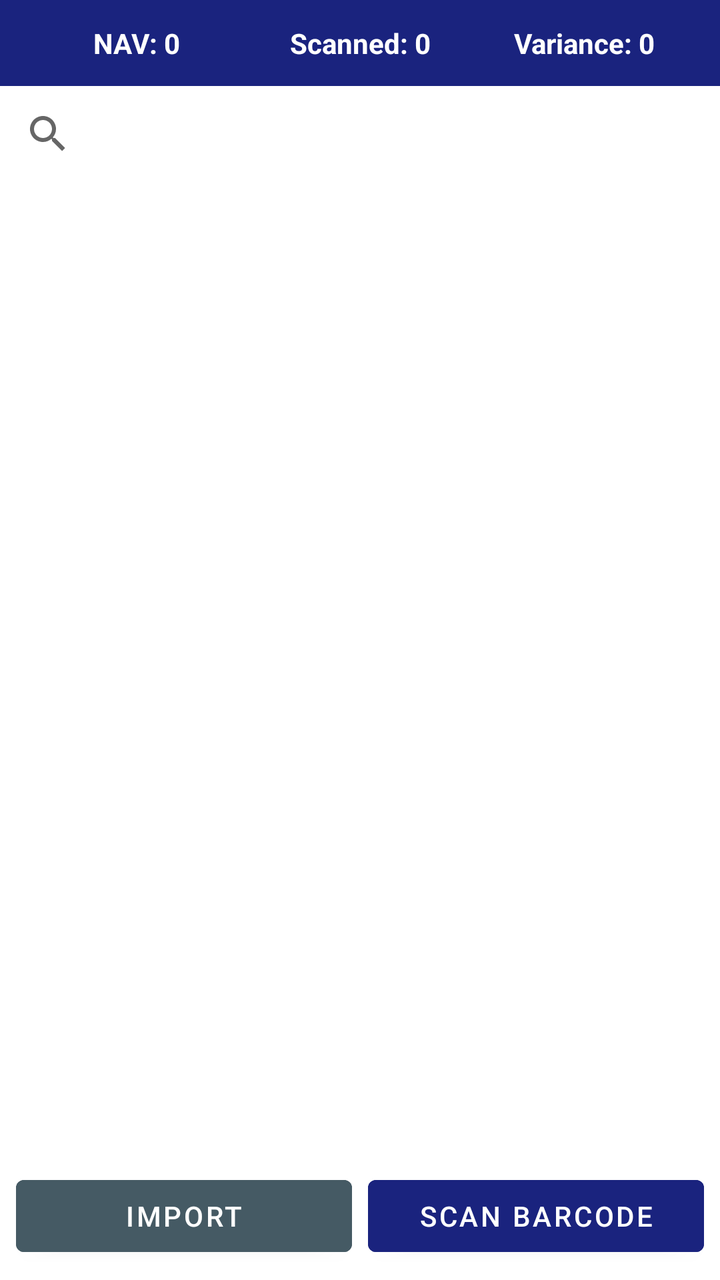
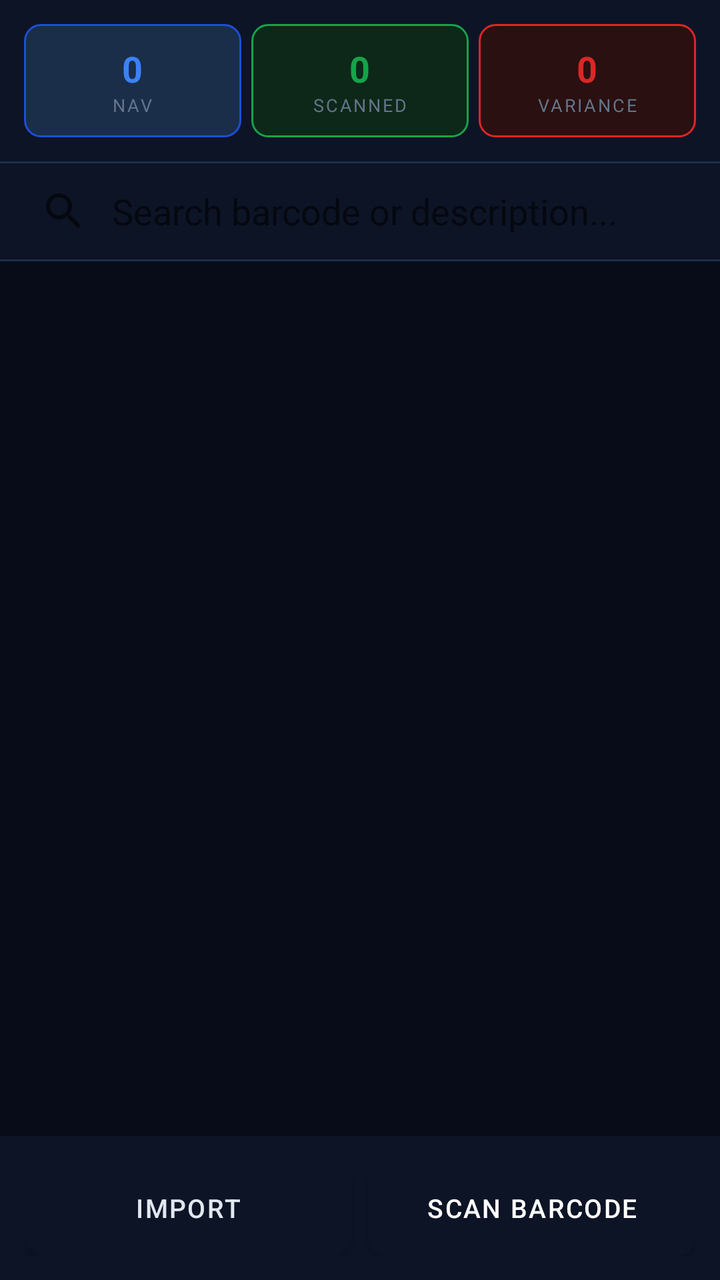

The first picture is an Android layout as it rendered before a commit; the second is the same layout after the commit. The layout source and the unified diff follow.
<!-- AndroidManifest.xml: application theme Theme.RGMCInventory -->
<!-- res/layout/fragment_scanner_inventory.xml -->
<?xml version="1.0" encoding="utf-8"?>
<LinearLayout xmlns:android="http://schemas.android.com/apk/res/android"
    xmlns:app="http://schemas.android.com/apk/res-auto"
    android:layout_width="match_parent"
    android:layout_height="match_parent"
    android:orientation="vertical">

    <LinearLayout
        android:layout_width="match_parent"
        android:layout_height="wrap_content"
        android:orientation="horizontal"
        android:background="#1A237E"
        android:padding="12dp">

        <TextView
            android:id="@+id/tvNavQty"
            android:layout_width="0dp"
            android:layout_height="wrap_content"
            android:layout_weight="1"
            android:text="NAV: 0"
            android:textColor="@android:color/white"
            android:textStyle="bold"
            android:gravity="center"/>

        <TextView
            android:id="@+id/tvScannedQty"
            android:layout_width="0dp"
            android:layout_height="wrap_content"
            android:layout_weight="1"
            android:text="Scanned: 0"
            android:textColor="@android:color/white"
            android:textStyle="bold"
            android:gravity="center"/>

        <TextView
            android:id="@+id/tvVariance"
            android:layout_width="0dp"
            android:layout_height="wrap_content"
            android:layout_weight="1"
            android:text="Variance: 0"
            android:textColor="@android:color/white"
            android:textStyle="bold"
            android:gravity="center"/>
    </LinearLayout>

    <androidx.appcompat.widget.SearchView
        android:id="@+id/searchView"
        android:layout_width="match_parent"
        android:layout_height="wrap_content"
        app:queryHint="Search barcode or description..."/>

    <ProgressBar
        android:id="@+id/progressBar"
        android:layout_width="wrap_content"
        android:layout_height="wrap_content"
        android:layout_gravity="center"
        android:visibility="gone"/>

    <androidx.recyclerview.widget.RecyclerView
        android:id="@+id/rvInventory"
        android:layout_width="match_parent"
        android:layout_height="0dp"
        android:layout_weight="1"/>

    <LinearLayout
        android:layout_width="match_parent"
        android:layout_height="wrap_content"
        android:orientation="horizontal"
        android:padding="8dp">

        <Button
            android:id="@+id/btnImport"
            android:layout_width="0dp"
            android:layout_height="wrap_content"
            android:layout_weight="1"
            android:text="Import"
            android:layout_marginEnd="4dp"
            android:backgroundTint="#455A64"/>

        <Button
            android:id="@+id/btnScan"
            android:layout_width="0dp"
            android:layout_height="wrap_content"
            android:layout_weight="1"
            android:text="Scan Barcode"
            android:layout_marginStart="4dp"
            android:backgroundTint="#1A237E"/>
    </LinearLayout>
</LinearLayout>
<!-- resources referenced by this layout -->
<resources>
  <style name="Theme.RGMCInventory" parent="Theme.MaterialComponents.DayNight.DarkActionBar">
          <item name="colorPrimary">@color/colorPrimary</item>
          <item name="colorPrimaryDark">@color/colorPrimaryDark</item>
          <item name="colorAccent">@color/colorAccent</item>
          <item name="android:statusBarColor">@color/colorPrimaryDark</item>
      </style>
  <color name="colorPrimary">#1A237E</color>
  <color name="colorPrimaryDark">#0D1460</color>
  <color name="colorAccent">#3949AB</color>
</resources>

<!-- the commit's change to res/layout/fragment_scanner_inventory.xml (unified diff, before → after) -->
@@ -3,87 +3,161 @@
     xmlns:app="http://schemas.android.com/apk/res-auto"
     android:layout_width="match_parent"
     android:layout_height="match_parent"
-    android:orientation="vertical">
+    android:orientation="vertical"
+    android:background="@color/colorBackground">
 
+    
     <LinearLayout
         android:layout_width="match_parent"
         android:layout_height="wrap_content"
         android:orientation="horizontal"
-        android:background="#1A237E"
-        android:padding="12dp">
+        android:padding="12dp"
+        android:background="@color/colorSurface">
 
-        <TextView
-            android:id="@+id/tvNavQty"
+        <LinearLayout
             android:layout_width="0dp"
+            android:layout_weight="1"
             android:layout_height="wrap_content"
+            android:orientation="vertical"
+            android:gravity="center"
+            android:background="@drawable/bg_stat_pill_blue"
+            android:padding="10dp"
+            android:layout_marginEnd="5dp">
+
+            <TextView
+                android:id="@+id/tvNavQty"
+                android:layout_width="wrap_content"
+                android:layout_height="wrap_content"
+                android:text="0"
+                android:textColor="@color/colorPrimaryLight"
+                android:textSize="18sp"
+                android:textStyle="bold"/>
+            <TextView
+                android:layout_width="wrap_content"
+                android:layout_height="wrap_content"
+                android:text="NAV"
+                android:textColor="@color/colorTextSecondary"
+                android:textSize="9sp"
+                android:letterSpacing="0.1"/>
+        </LinearLayout>
+
+        <LinearLayout
+            android:layout_width="0dp"
             android:layout_weight="1"
-            android:text="NAV: 0"
-            android:textColor="@android:color/white"
-            android:textStyle="bold"
-            android:gravity="center"/>
+            android:layout_height="wrap_content"
+            android:orientation="vertical"
+            android:gravity="center"
+            android:background="@drawable/bg_stat_pill_green"
+            android:padding="10dp"
+            android:layout_marginEnd="5dp">
 
-        <TextView
-            android:id="@+id/tvScannedQty"
+            <TextView
+                android:id="@+id/tvScannedQty"
+                android:layout_width="wrap_content"
+                android:layout_height="wrap_content"
+                android:text="0"
+                android:textColor="@color/colorPositive"
+                android:textSize="18sp"
+                android:textStyle="bold"/>
+            <TextView
+                android:layout_width="wrap_content"
+                android:layout_height="wrap_content"
+                android:text="SCANNED"
+                android:textColor="@color/colorTextSecondary"
+                android:textSize="9sp"
+                android:letterSpacing="0.1"/>
+        </LinearLayout>
+
+        <LinearLayout
             android:layout_width="0dp"
+            android:layout_weight="1"
             android:layout_height="wrap_content"
-            android:layout_weight="1"
-            android:text="Scanned: 0"
-            android:textColor="@android:color/white"
-            android:textStyle="bold"
-            android:gravity="center"/>
+            android:orientation="vertical"
+            android:gravity="center"
+            android:background="@drawable/bg_stat_pill_red"
+            android:padding="10dp">
 
-        <TextView
-            android:id="@+id/tvVariance"
-            android:layout_width="0dp"
-            android:layout_height="wrap_content"
-            android:layout_weight="1"
-            android:text="Variance: 0"
-            android:textColor="@android:color/white"
-            android:textStyle="bold"
-            android:gravity="center"/>
+            <TextView
+                android:id="@+id/tvVariance"
+                android:layout_width="wrap_content"
+                android:layout_height="wrap_content"
+                android:text="0"
+                android:textColor="@color/colorNegative"
+                android:textSize="18sp"
+                android:textStyle="bold"/>
+            <TextView
+                android:layout_width="wrap_content"
+                android:layout_height="wrap_content"
+                android:text="VARIANCE"
+                android:textColor="@color/colorTextSecondary"
+                android:textSize="9sp"
+                android:letterSpacing="0.1"/>
+        </LinearLayout>
     </LinearLayout>
 
+    
+    <View android:layout_width="match_parent" android:layout_height="1dp" android:background="@color/colorBorder"/>
+
+    
     <androidx.appcompat.widget.SearchView
         android:id="@+id/searchView"
         android:layout_width="match_parent"
         android:layout_height="wrap_content"
-        app:queryHint="Search barcode or description..."/>
+        android:background="@color/colorSurface"
+        app:queryHint="Search barcode or description..."
+        app:iconifiedByDefault="false"
+        app:queryBackground="@null"/>
 
+    <View android:layout_width="match_parent" android:layout_height="1dp" android:background="@color/colorBorder"/>
+
+    
     <ProgressBar
         android:id="@+id/progressBar"
-        android:layout_width="wrap_content"
-        android:layout_height="wrap_content"
-        android:layout_gravity="center"
+        android:layout_width="match_parent"
+        android:layout_height="3dp"
+        style="?android:attr/progressBarStyleHorizontal"
+        android:indeterminate="true"
+        android:indeterminateTint="@color/colorPrimaryLight"
         android:visibility="gone"/>
 
+    
     <androidx.recyclerview.widget.RecyclerView
         android:id="@+id/rvInventory"
         android:layout_width="match_parent"
         android:layout_height="0dp"
-        android:layout_weight="1"/>
+        android:layout_weight="1"
+        android:padding="8dp"
+        android:clipToPadding="false"/>
 
+    
     <LinearLayout
         android:layout_width="match_parent"
         android:layout_height="wrap_content"
         android:orientation="horizontal"
-        android:padding="8dp">
+        android:padding="12dp"
+        android:background="@color/colorSurface">
 
         <Button
             android:id="@+id/btnImport"
             android:layout_width="0dp"
-            android:layout_height="wrap_content"
+            android:layout_height="48dp"
             android:layout_weight="1"
-            android:text="Import"
-            android:layout_marginEnd="4dp"
-            android:backgroundTint="#455A64"/>
+            android:text="IMPORT"
+            android:textColor="@color/colorTextPrimary"
+            android:textSize="13sp"
+            android:letterSpacing="0.06"
+            android:background="@drawable/bg_button_secondary"
+            android:layout_marginEnd="8dp"/>
 
         <Button
             android:id="@+id/btnScan"
             android:layout_width="0dp"
-            android:layout_height="wrap_content"
+            android:layout_height="48dp"
             android:layout_weight="1"
-            android:text="Scan Barcode"
-            android:layout_marginStart="4dp"
-            android:backgroundTint="#1A237E"/>
+            android:text="SCAN BARCODE"
+            android:textColor="@color/white"
+            android:textSize="13sp"
+            android:letterSpacing="0.06"
+            android:background="@drawable/bg_button_primary"/>
     </LinearLayout>
 </LinearLayout>
<!-- resource entries referenced after the edit -->
@@ -1,13 +1,92 @@
 <!-- resources referenced by this layout -->
 <resources>
+  <color name="colorBackground">#080C18</color>
+  <color name="colorBorder">#1A2E4A</color>
+  <color name="colorNegative">#DC2626</color>
+  <color name="colorPositive">#16A34A</color>
+  <color name="colorPrimaryLight">#3B82F6</color>
+  <color name="colorSurface">#0D1426</color>
+  <color name="colorTextPrimary">#E2E8F0</color>
+  <color name="colorTextSecondary">#64748B</color>
+  <color name="white">#FFFFFF</color>
+  <!-- drawable bg_button_primary (drawable) -->
+  <?xml version="1.0" encoding="utf-8"?>
+  <shape xmlns:android="http://schemas.android.com/apk/res/android" android:shape="rectangle">
+      <solid android:color="@color/colorPrimary"/>
+      <corners android:radius="10dp"/>
+  </shape>
+  <!-- drawable bg_button_secondary (drawable) -->
+  <?xml version="1.0" encoding="utf-8"?>
+  <shape xmlns:android="http://schemas.android.com/apk/res/android" android:shape="rectangle">
+      <solid android:color="@color/colorSurfaceVariant"/>
+      <corners android:radius="10dp"/>
+      <stroke android:width="1dp" android:color="@color/colorBorder"/>
+  </shape>
+  <!-- drawable bg_stat_pill_blue (drawable) -->
+  <?xml version="1.0" encoding="utf-8"?>
+  <shape xmlns:android="http://schemas.android.com/apk/res/android" android:shape="rectangle">
+      <solid android:color="#1A2E4A"/>
+      <corners android:radius="8dp"/>
+      <stroke android:width="1dp" android:color="#1D4ED8"/>
+  </shape>
+  <!-- drawable bg_stat_pill_green (drawable) -->
+  <?xml version="1.0" encoding="utf-8"?>
+  <shape xmlns:android="http://schemas.android.com/apk/res/android" android:shape="rectangle">
+      <solid android:color="#0D2818"/>
+      <corners android:radius="8dp"/>
+      <stroke android:width="1dp" android:color="#16A34A"/>
+  </shape>
+  <!-- drawable bg_stat_pill_red (drawable) -->
+  <?xml version="1.0" encoding="utf-8"?>
+  <shape xmlns:android="http://schemas.android.com/apk/res/android" android:shape="rectangle">
+      <solid android:color="#2A1010"/>
+      <corners android:radius="8dp"/>
+      <stroke android:width="1dp" android:color="#DC2626"/>
+  </shape>
   <style name="Theme.RGMCInventory" parent="Theme.MaterialComponents.DayNight.DarkActionBar">
-          <item name="colorPrimary">@color/colorPrimary</item>
-          <item name="colorPrimaryDark">@color/colorPrimaryDark</item>
-          <item name="colorAccent">@color/colorAccent</item>
-          <item name="android:statusBarColor">@color/colorPrimaryDark</item>
+          <item name="colorPrimary">@color/colorSurface</item>
+          <item name="colorPrimaryDark">@color/colorBackground</item>
+          <item name="colorAccent">@color/colorPrimary</item>
+          <item name="android:windowBackground">@color/colorBackground</item>
+          <item name="android:statusBarColor">@color/colorBackground</item>
+          <item name="android:navigationBarColor">@color/colorSurface</item>
+          <item name="android:windowLightStatusBar">false</item>
+          <item name="colorSurface">@color/colorSurface</item>
+          <item name="colorOnSurface">@color/colorTextPrimary</item>
+          <item name="colorOnBackground">@color/colorTextPrimary</item>
+          <item name="colorOnPrimary">@color/white</item>
+          <item name="actionBarStyle">@style/Widget.RGMC.ActionBar</item>
+          <item name="actionBarTheme">@style/ThemeOverlay.RGMC.ActionBar</item>
+          <item name="materialCardViewStyle">@style/Widget.RGMC.CardView</item>
+          <item name="android:spinnerStyle">@style/Widget.RGMC.Spinner</item>
+          <item name="android:dropDownSpinnerStyle">@style/Widget.RGMC.Spinner</item>
       </style>
-  <color name="colorPrimary">#1A237E</color>
-  <color name="colorPrimaryDark">#0D1460</color>
-  <color name="colorAccent">#3949AB</color>
+  <color name="colorPrimary">#1A56DB</color>
+  <color name="colorSurfaceVariant">#111B35</color>
+  <style name="Widget.RGMC.ActionBar" parent="Widget.AppCompat.ActionBar.Solid">
+          <item name="background">@color/colorSurface</item>
+          <item name="elevation">0dp</item>
+          <item name="titleTextStyle">@style/TextAppearance.RGMC.ActionBarTitle</item>
+      </style>
+  <style name="ThemeOverlay.RGMC.ActionBar" parent="ThemeOverlay.AppCompat.Dark.ActionBar">
+          <item name="android:textColorPrimary">@color/colorTextPrimary</item>
+          <item name="colorControlNormal">@color/colorTextSecondary</item>
+      </style>
+  <style name="Widget.RGMC.CardView" parent="Widget.MaterialComponents.CardView">
+          <item name="cardBackgroundColor">@color/colorSurface</item>
+          <item name="cardCornerRadius">12dp</item>
+          <item name="cardElevation">0dp</item>
+          <item name="strokeColor">@color/colorBorder</item>
+          <item name="strokeWidth">1dp</item>
+      </style>
+  <style name="Widget.RGMC.Spinner" parent="Widget.AppCompat.Spinner">
+          <item name="android:background">@null</item>
+          <item name="android:popupBackground">@color/colorSurfaceVariant</item>
+      </style>
+  <style name="TextAppearance.RGMC.ActionBarTitle" parent="TextAppearance.AppCompat.Widget.ActionBar.Title">
+          <item name="android:textColor">@color/colorTextPrimary</item>
+          <item name="android:textSize">16sp</item>
+          <item name="android:letterSpacing">0.03</item>
+      </style>
 </resources>
 
